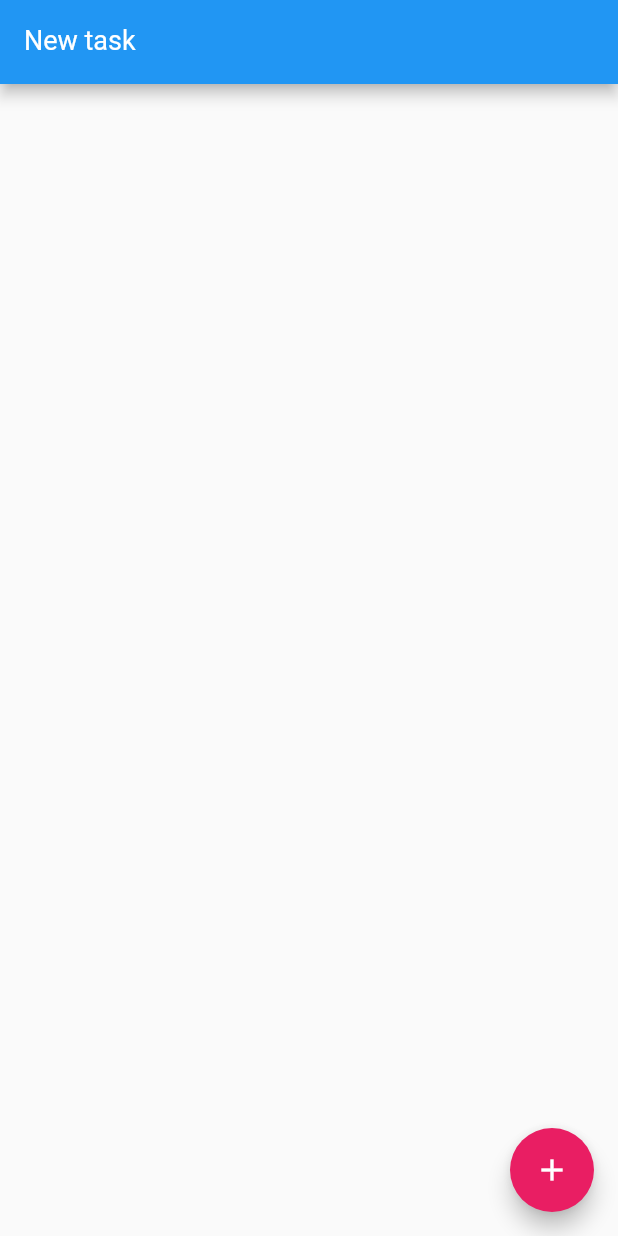
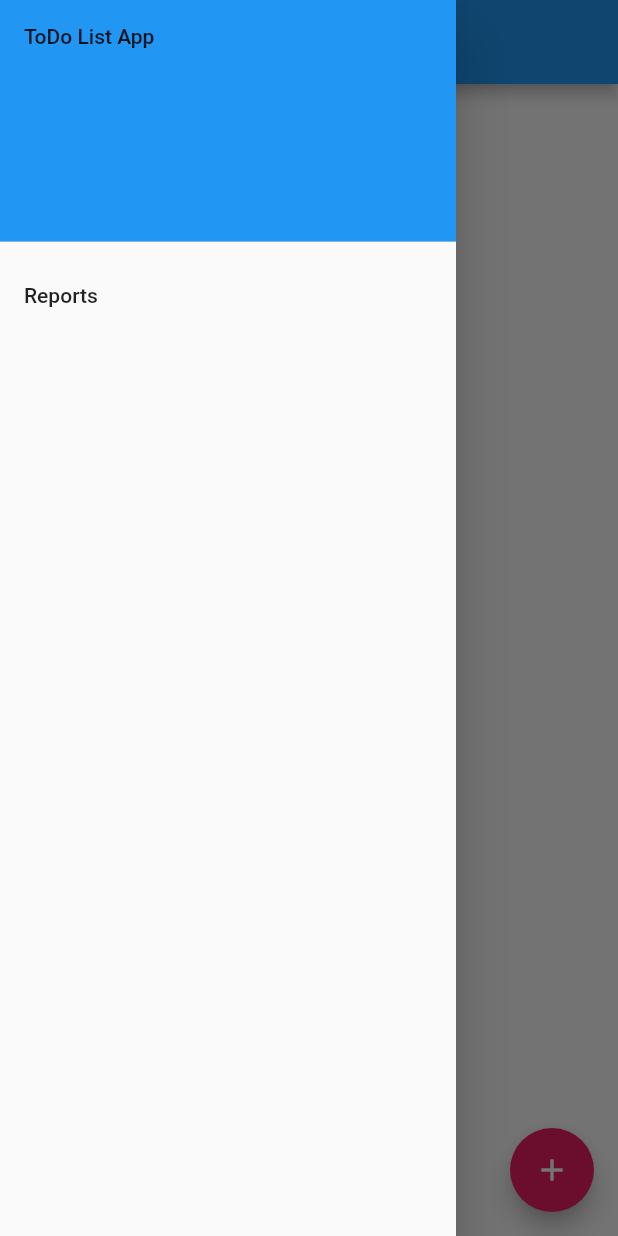
Before and after one commit to lucaswatanuki/todo-app, a Flutter app: the screen it shows after launch, with the side drawer open (before the commit the screen has no drawer), on a phone screen of 412 x 824 dp. Run offline on Flutter 3.47's test engine with Material 2 defaults, Android fonts, the phone set to English and light mode, and no system bars; our stand-ins replace shared_preferences.

```diff
--- a/lib/main.dart
+++ b/lib/main.dart
@@ -115,6 +115,25 @@ class _HomePageState extends State<HomePage> {
               });
         },
       ),
+      drawer: Drawer(
+          child: ListView(
+        padding: EdgeInsets.zero,
+        children: <Widget>[
+          DrawerHeader(
+            child: Text("ToDo List App"),
+            decoration: BoxDecoration(
+              color: Colors.blue,
+            ),
+          ),
+          ListTile(
+            title: Text("Reports"),
+            onTap: () {
+              //implementar business rules para report de tasks
+              Navigator.pop(context);
+            },
+          )
+        ],
+      )),
       floatingActionButton: FloatingActionButton(
         onPressed: add,
         child: Icon(Icons.add),
--- a/pubspec.yaml
+++ b/pubspec.yaml
@@ -24,6 +24,7 @@ dependencies:
   # Use with the CupertinoIcons class for iOS style icons.
   cupertino_icons: ^0.1.2
   shared_preferences: ^0.5.3
+  http: ^0.12.0+2
 
 
 dev_dependencies:
```
Also changed, not shown: pubspec.lock, 2 other files.
